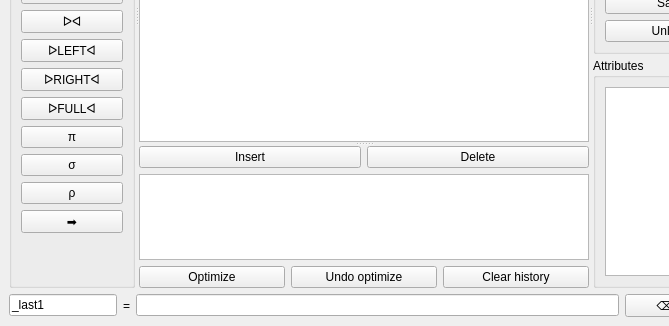
Above: relational_gui/maingui.ui from ltworf/relational before the change; both pictures show x 0 to 669 and y 286 to 612 of the 800 by 612 pixel window. Below: the same form after it.
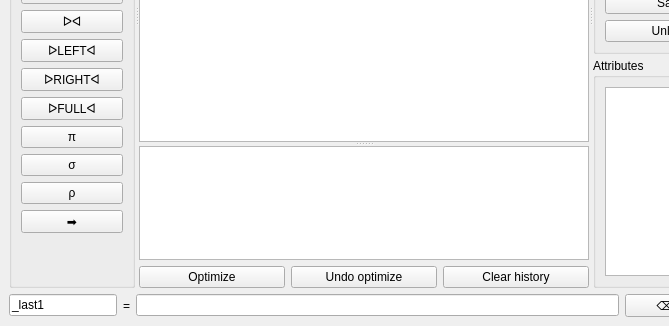
That is the form after the change.

Commit message: - removed insert and delete buttons. They were probably too complicated to use..

Diff of the .ui file:
```diff
--- a/relational_gui/maingui.ui
+++ b/relational_gui/maingui.ui
@@ -196,27 +196,6 @@
           <property name="sizeConstraint">
            <enum>QLayout::SetMinimumSize</enum>
           </property>
-          <item>
-           <layout class="QHBoxLayout" name="horizontalLayout">
-            <property name="sizeConstraint">
-             <enum>QLayout::SetFixedSize</enum>
-            </property>
-            <item>
-             <widget class="QPushButton" name="cmdInsert">
-              <property name="text">
-               <string>Insert</string>
-              </property>
-             </widget>
-            </item>
-            <item>
-             <widget class="QPushButton" name="cmdDelete">
-              <property name="text">
-               <string>Delete</string>
-              </property>
-             </widget>
-            </item>
-           </layout>
-          </item>
           <item>
            <widget class="QListWidget" name="lstHistory">
             <property name="sizePolicy">
```
Left out of the diff: 36 changed lines with no effect on the pictures. The commit also changes 2 other files.
